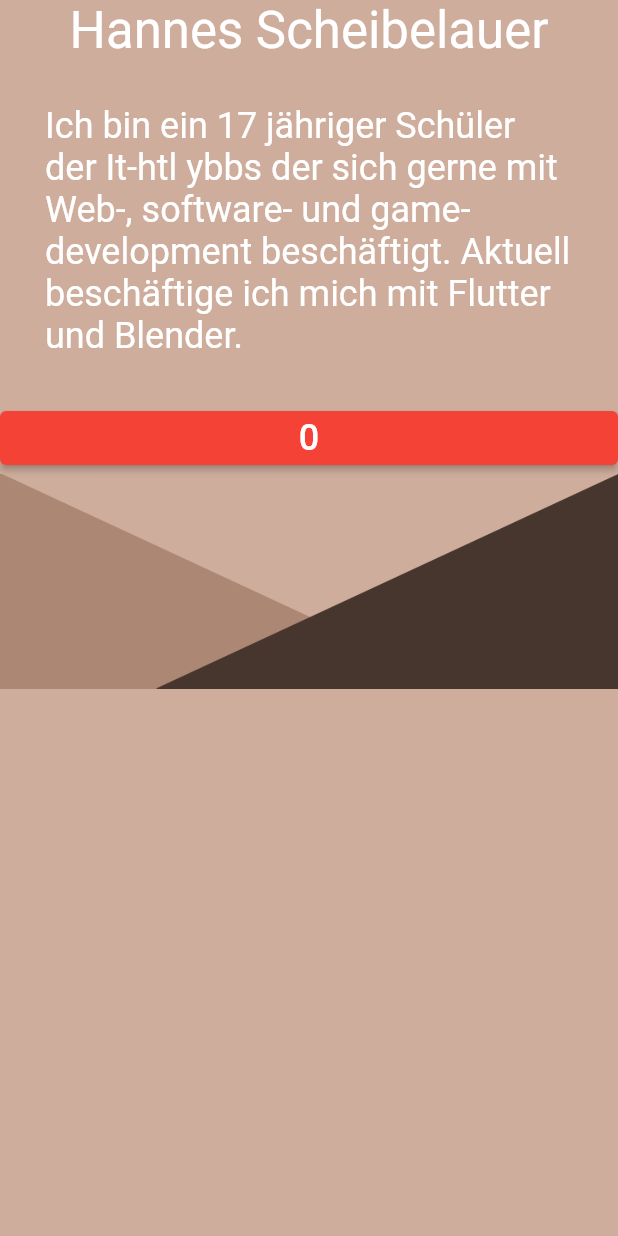
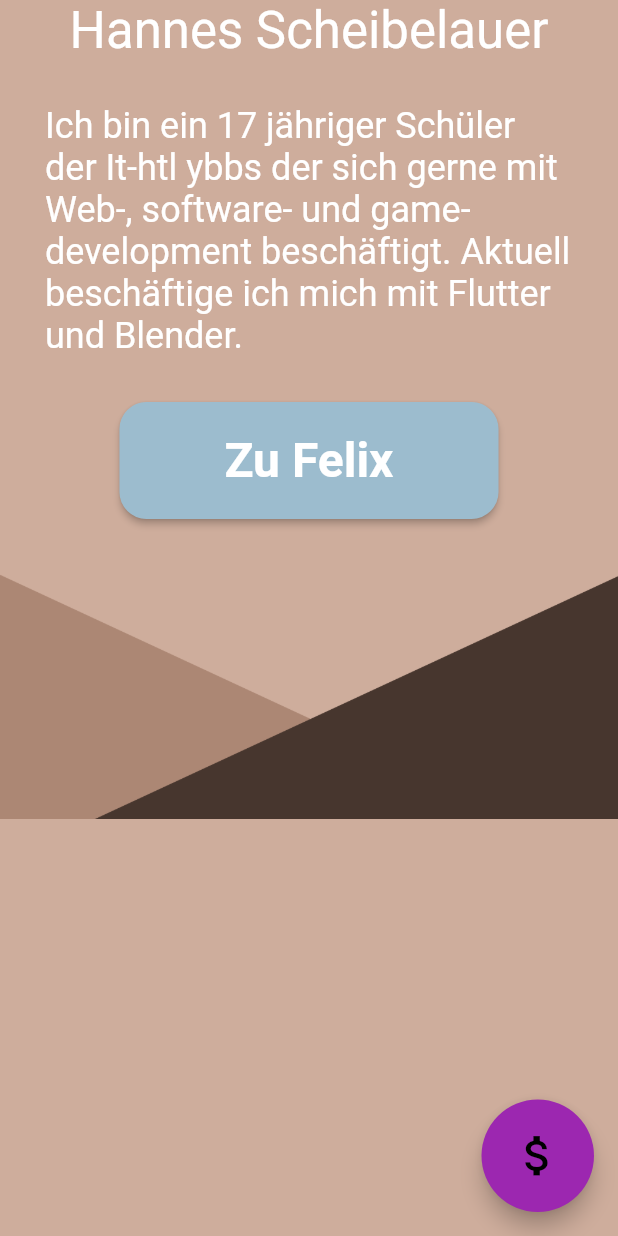
Before and after one commit to Hannes30/flutter_presentation, a Flutter app: the HannesScreen screen opened directly, on a phone screen of 412 x 824 dp. Run offline on Flutter 3.47's test engine with Material 2 defaults, Android fonts, the phone set to English and light mode, and no system bars; our stand-ins replace flutter_svg, google_fonts, gradient_borders.

Commit message:
Hannes_screen changes+ Banking data implementation

```diff
--- a/lib/screens/hannes_screen.dart
+++ b/lib/screens/hannes_screen.dart
@@ -1,4 +1,5 @@
 import 'package:flutter/material.dart';
+import 'package:flutter_statefull_example/screens/BankingData.dart';
 import 'package:google_fonts/google_fonts.dart';
 import 'felix_screen.dart' show FelixScreen;
 
@@ -25,24 +26,50 @@ class HannesScreen extends StatelessWidget {
             style: GoogleFonts.roboto(fontSize: 24),
           ),
         ),
-        ElevatedButton(
-            style: const ButtonStyle(
-                backgroundColor: MaterialStatePropertyAll<Color>(Colors.red)),
-            onPressed: () {
-              Navigator.push(context,
-                  MaterialPageRoute(builder: (context) => const FelixScreen()));
-            },
-            child: const Text(
-              "0",
-              style: TextStyle(fontSize: 24),
-            )),
-        Positioned(
-          top: -100,
-          child: Image.asset(
-            "images/triangles.png",
-          ),
-        )
+        Center(
+          child: ElevatedButton(
+              style: ButtonStyle(
+                  shape: MaterialStateProperty.all<RoundedRectangleBorder>(
+                      RoundedRectangleBorder(
+                    borderRadius: BorderRadius.circular(18.0),
+                  )),
+                  /*side: MaterialStatePropertyAll<BorderSide>(
+                      BorderSide(width: 3)),*/
+                  padding: MaterialStateProperty.all(
+                      EdgeInsets.symmetric(horizontal: 70, vertical: 20)),
+                  backgroundColor: MaterialStatePropertyAll<Color>(
+                      Color.fromARGB(255, 156, 188, 206))),
+              onPressed: () {
+                Navigator.push(
+                    context,
+                    MaterialPageRoute(
+                        builder: (context) => const FelixScreen()));
+              },
+              child: const Text(
+                "Zu Felix",
+                style: TextStyle(fontSize: 32, fontWeight: FontWeight.bold),
+              )),
+        ),
+        Container(
+          height: 200,
+          decoration: const BoxDecoration(
+              image: DecorationImage(
+                  image: AssetImage("images/triangles.png"),
+                  fit: BoxFit.cover)),
+        ),
       ]),
+      floatingActionButton: Container(
+        width: 75,
+        height: 75,
+        child: FloatingActionButton(
+          child: Icon(Icons.attach_money, size: 35),
+          backgroundColor: Colors.purple,
+          onPressed: () {
+            Navigator.push(context,
+                MaterialPageRoute(builder: (context) => const BankingData()));
+          },
+        ),
+      ),
     );
   }
 }
```
Also changed, not shown: 1 other file.
